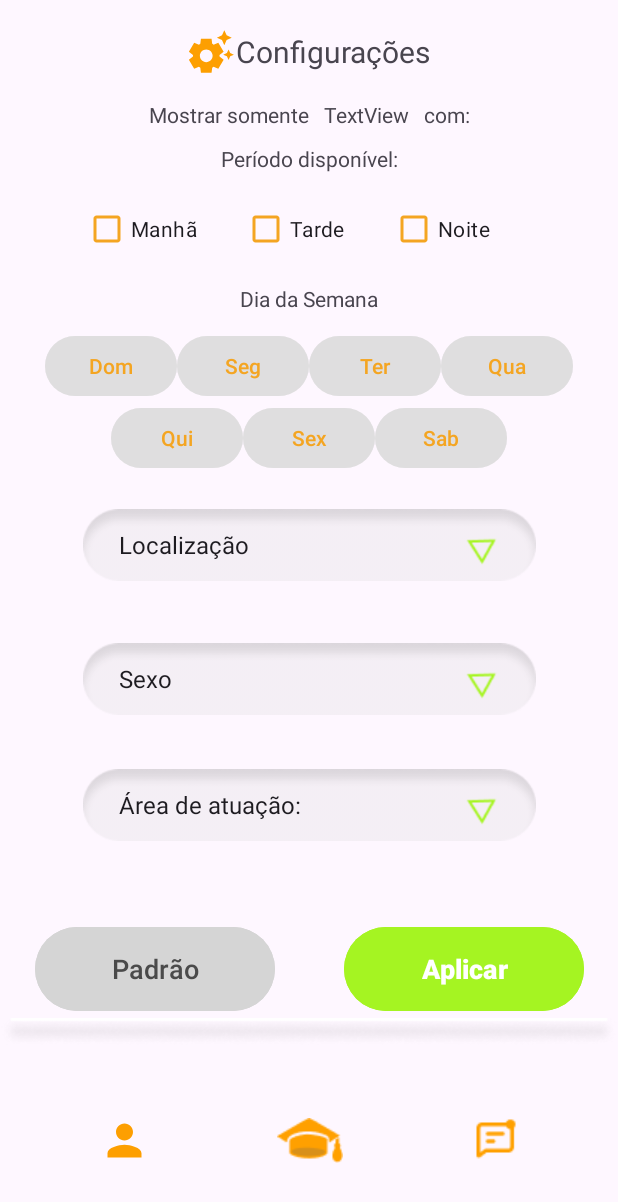
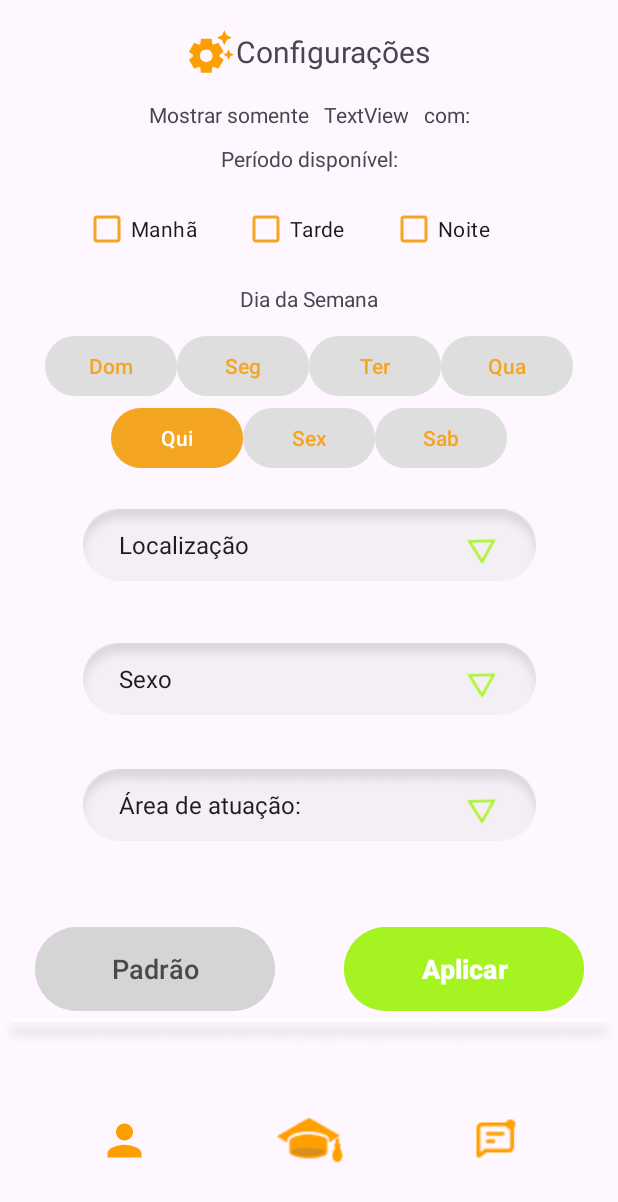
Before and after one commit to erikammreis/LearnMatch, an Android app: the SettingsActivity screen opened directly, with no data from a screen before it, after a tap on "Qui", on a phone screen of 412 x 824 dp. Shown: the top 1202 px of the screen. Run offline under Robolectric (Android 15) with nearby library versions, the phone set to English and light mode, and no system bars.

Commit message:
telas do menthor concluidas

```diff
--- a/app/src/main/java/br/com/fiap/learnmatch/SettingsActivity.kt
+++ b/app/src/main/java/br/com/fiap/learnmatch/SettingsActivity.kt
@@ -1,57 +1,129 @@
 package br.com.fiap.learnmatch
 
 import android.os.Bundle
+import android.util.Log
+import android.view.View
 import android.widget.Button
+import android.widget.CheckBox
+import android.widget.Spinner
 import androidx.appcompat.app.AppCompatActivity
 
 class SettingsActivity : AppCompatActivity() {
-//    private lateinit var registerMcNext: Button
-//    private lateinit var buttonSundayMc: Button
-//    private lateinit var buttonMondayMC: Button
-//    private lateinit var buttonTuesdayMc: Button
-//    private lateinit var buttonWednesdayMc: Button
-//    private lateinit var buttonThursdayMc: Button
-//    private lateinit var buttonFridayMc: Button
-//    private lateinit var buttonSaturdayMc: Button
+    private lateinit var buttonApply: Button
+    private lateinit var buttonSunday: Button
+    private lateinit var buttonMonday: Button
+    private lateinit var buttonTuesday: Button
+    private lateinit var buttonWednesday: Button
+    private lateinit var buttonThursday: Button
+    private lateinit var buttonFriday: Button
+    private lateinit var buttonSaturday: Button
+    var period: MutableList<String> = mutableListOf()
+    var dayOfTheWeek: MutableList<String> = mutableListOf()
+    private lateinit var spinnerlocationRegister: Spinner
+    private lateinit var settingsSpinnerSexo: Spinner
+    private lateinit var settingsSpinnerFieldOfWork: Spinner
+    private lateinit var morningCheckBox: CheckBox
+    private lateinit var afternoonCheckBox: CheckBox
+    private lateinit var nightCheckBox: CheckBox
     override fun onCreate(savedInstanceState: Bundle?) {
         super.onCreate(savedInstanceState)
         setContentView(R.layout.activity_settings)
-    //        setupViews()
-//        registerMcNext.setOnClickListener {
-//            // Criar uma intenção para iniciar a CadastroActivity
-//            val intent = Intent(this@RegisterActivityMC, LoginActivity::class.java)
+        setupViews()
+
+        buttonApply.setOnClickListener {
+            savePeriod()
+            Log.i("@erika", "savePeriod" + period.toString())
+            setSettings()
+             var  teste = SettingsManager.getSettings(this)
+            Log.i("@erika", " save: " + teste.period.toString() + " save: "
+                    + teste.fieldOfWorkSettings +" save: " + teste.locationSettings +" save: " + teste.sexSettings +" save: " + teste.dayOfTheWeek.toString())
+//            val intent = Intent(this@SettingsActivity, LoginActivity::class.java)
 //            startActivity(intent)
-//        }
+        }
+    }
+
+    private fun setupViews() {
+        buttonApply = findViewById(R.id.buttonApply)
+        buttonSunday = findViewById(R.id.buttonSunday)
+        buttonMonday = findViewById(R.id.buttonMonday)
+        buttonTuesday = findViewById(R.id.buttonTuesday)
+        buttonWednesday = findViewById(R.id.buttonWednesday)
+        buttonThursday = findViewById(R.id.buttonThursday)
+        buttonFriday = findViewById(R.id.buttonFriday)
+        buttonSaturday = findViewById(R.id.buttonSaturday)
+        spinnerlocationRegister = findViewById(R.id.spinnerlocationRegister)
+        settingsSpinnerSexo = findViewById(R.id.settingsSpinnerSexo)
+        settingsSpinnerFieldOfWork = findViewById(R.id.settingsSpinnerFieldOfWork)
+        morningCheckBox = findViewById(R.id.morningCheckBox)
+        afternoonCheckBox = findViewById(R.id.afternoonCheckBox)
+        nightCheckBox = findViewById(R.id.nightCheckBox)
+    }
+
+    fun savePeriod() {
+       if(morningCheckBox.isChecked){
+           period.add(morningCheckBox.text.toString())
+       }
+        if(afternoonCheckBox.isChecked){
+            period.add(afternoonCheckBox.text.toString())
+        }
+        if(nightCheckBox.isChecked){
+            period.add(nightCheckBox.text.toString())
+        }
+        sortPeriod(period)
+    }
+    fun sortPeriod(period: List<String>): List<String> {
+        val order = listOf("Manhã", "Tarde", "Noite")
+        return period.sortedWith(compareBy { order.indexOf(it) })
+    }
+
+    fun onButtonClick(view: View) {
+        val button = view as Button
+        val selectedColor: Int
+        val textColor: Int
+
+        if (button.tag == null || button.tag as Int == 0) {
+            selectedColor = resources.getColor(R.color.orange)
+            textColor = resources.getColor(R.color.white)
+            button.tag = 1
+            setValList(button)
+
+        } else {
+            selectedColor = resources.getColor(R.color.gray)
+            textColor = resources.getColor(R.color.orange)
+            button.tag = 0
+            setValList(button)
+        }
+
+        button.setBackgroundColor(selectedColor)
+        button.setTextColor(textColor)
+    }
+
+    fun setValList(button: Button) {
+        val dayText = button.text.toString()
+
+        if (dayOfTheWeek.contains(dayText)) {
+            dayOfTheWeek.remove(dayText)
+        } else {
+            dayOfTheWeek.add(dayText)
+        }
+    }
+
+    fun sortDaysOfWeek(dayOfTheWeek: List<String>): List<String> {
+        val order = listOf("Dom", "Seg", "Ter", "Qua", "Qui", "Sex", "Sab")
+        return dayOfTheWeek.sortedWith(compareBy { order.indexOf(it) })
+    }
+
+    fun setSettings() {
+        val settingsUser = SettingsUser()
+        settingsUser.insertSettings(
+            period = sortDaysOfWeek(period).toTypedArray(),
+            dayOfTheWeek = sortDaysOfWeek(dayOfTheWeek).toTypedArray(),
+            locationSettings = spinnerlocationRegister.selectedItem.toString(),
+            sexSettings = settingsSpinnerSexo.selectedItem.toString(),
+            fieldOfWorkSettings = settingsSpinnerFieldOfWork.selectedItem.toString(),
+        )
+        SettingsManager.setSettings(this, settingsUser)
+    }
+
+
 }
-
-//    private fun setupViews() {
-//        registerMcNext = findViewById(R.id.registerMcNext)
-//        buttonSundayMc = findViewById(R.id.buttonSundayMc)
-//        buttonMondayMC = findViewById(R.id.buttonMondayMC)
-//        buttonTuesdayMc = findViewById(R.id.buttonTuesdayMc)
-//        buttonWednesdayMc = findViewById(R.id.buttonWednesdayMc)
-//        buttonThursdayMc = findViewById(R.id.buttonThursdayMc)
-//        buttonFridayMc = findViewById(R.id.buttonFridayMc)
-//        buttonSaturdayMc = findViewById(R.id.buttonSaturdayMc)
-//    }
-//
-//    fun onButtonClick(view: View) {
-//        val button = view as Button
-//        val selectedColor: Int
-//        val textColor: Int
-//
-//        if (button.tag == null || button.tag as Int == 0) {
-//            // Botão não selecionado, definir as cores de selecionado
-//            selectedColor = resources.getColor(R.color.orange)
-//            textColor = resources.getColor(R.color.white)
-//            button.tag = 1
-//        } else {
-//            selectedColor = resources.getColor(R.color.gray)
-//            textColor = resources.getColor(R.color.orange)
-//            button.tag = 0
-//        }
-//
-//        button.setBackgroundColor(selectedColor)
-//        button.setTextColor(textColor)
-//    }
-}
--- a/app/src/main/res/layout/activity_settings.xml
+++ b/app/src/main/res/layout/activity_settings.xml
@@ -117,7 +117,7 @@
         app:layout_constraintVertical_bias="0.01999998">
 
         <CheckBox
-            android:id="@+id/orningCheckBox"
+            android:id="@+id/morningCheckBox"
             android:layout_width="wrap_content"
             android:layout_height="wrap_content"
             android:buttonTint="#F4A522"
```
Also changed, not shown: app/src/main/java/br/com/fiap/learnmatch/SettingsUser.kt (+16 -1 lines).
